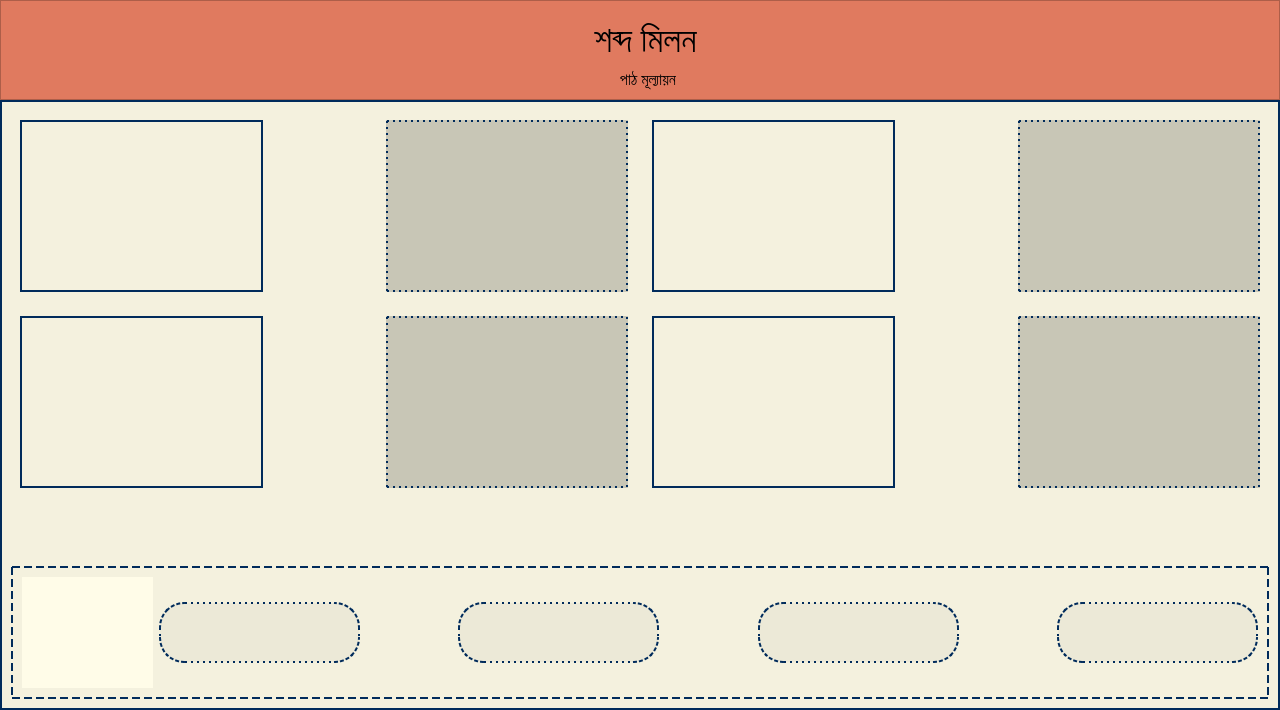
Before: the Qt Designer form EmPower/Student/Frontend/PyQT_UI/home.ui in ahmedfahad04/SPL-2, drawn with Qt 5.
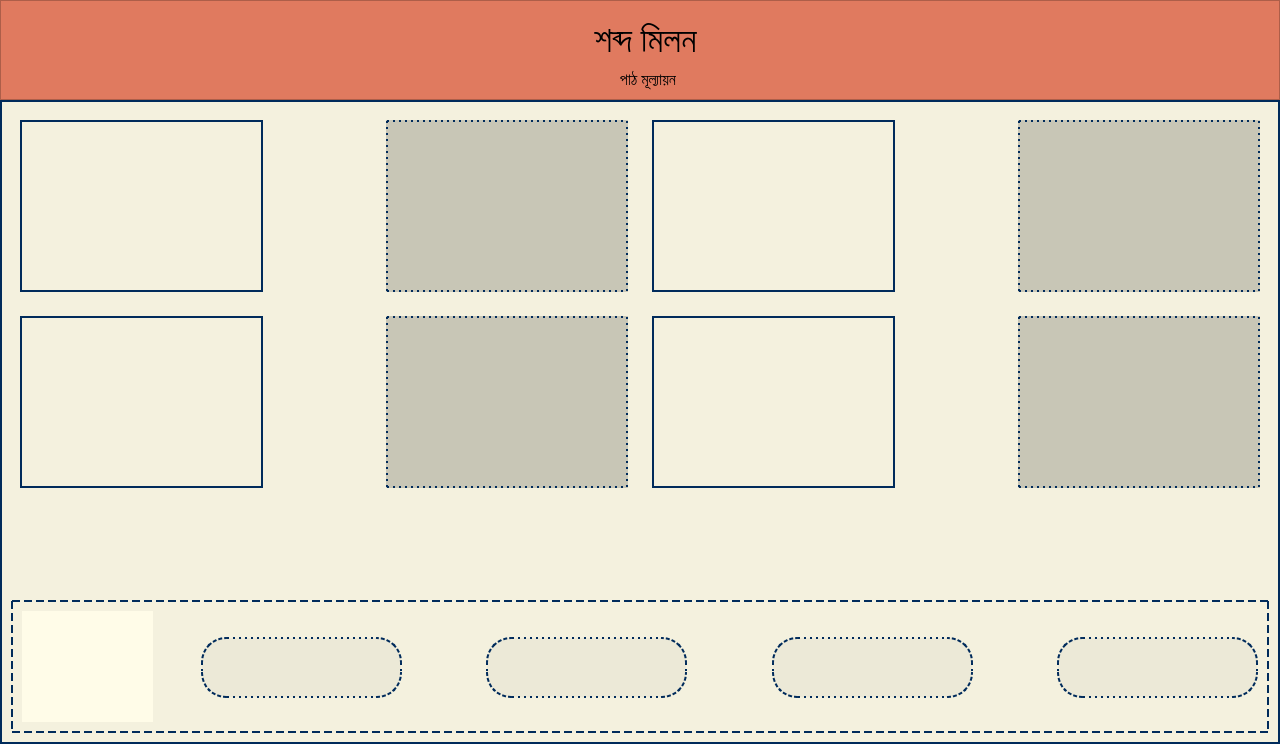
After: the same form once the commit is applied. Icons and pictures are not drawn.

Patch:
```diff
--- a/EmPower/Student/Frontend/PyQT_UI/home.ui
+++ b/EmPower/Student/Frontend/PyQT_UI/home.ui
@@ -7,7 +7,7 @@
     <x>0</x>
     <y>0</y>
     <width>1280</width>
-    <height>710</height>
+    <height>744</height>
    </rect>
   </property>
   <property name="minimumSize">
@@ -1906,75 +1906,28 @@
              </property>
              <layout class="QGridLayout" name="gridLayout_12">
               <item row="1" column="2">
-               <spacer name="horizontalSpacer_2">
-                <property name="orientation">
-                 <enum>Qt::Horizontal</enum>
-                </property>
-                <property name="sizeHint" stdset="0">
-                 <size>
-                  <width>78</width>
-                  <height>20</height>
-                 </size>
-                </property>
-               </spacer>
-              </item>
-              <item row="1" column="5">
-               <spacer name="horizontalSpacer_3">
-                <property name="orientation">
-                 <enum>Qt::Horizontal</enum>
-                </property>
-                <property name="sizeHint" stdset="0">
-                 <size>
-                  <width>79</width>
-                  <height>20</height>
-                 </size>
-                </property>
-               </spacer>
-              </item>
-              <item row="1" column="7">
-               <spacer name="horizontalSpacer_4">
-                <property name="orientation">
-                 <enum>Qt::Horizontal</enum>
-                </property>
-                <property name="sizeHint" stdset="0">
-                 <size>
-                  <width>78</width>
-                  <height>20</height>
-                 </size>
-                </property>
-               </spacer>
-              </item>
-              <item row="1" column="8">
-               <widget class="QLabel" name="mat_txt_option_4">
+               <widget class="QFrame" name="mat_option_1_frame">
                 <property name="minimumSize">
                  <size>
                   <width>201</width>
                   <height>61</height>
                  </size>
                 </property>
-                <property name="font">
-                 <font>
-                  <pointsize>10</pointsize>
-                 </font>
-                </property>
-                <property name="cursor">
-                 <cursorShape>PointingHandCursor</cursorShape>
-                </property>
                 <property name="styleSheet">
                  <string notr="true">border: 2px dotted rgb(0, 43, 91);
 background-color: rgb(236, 233, 215);
 border-radius: 25px;</string>
                 </property>
-                <property name="text">
-                 <string/>
+                <property name="frameShape">
+                 <enum>QFrame::StyledPanel</enum>
                 </property>
-                <property name="alignment">
-                 <set>Qt::AlignCenter</set>
+                <property name="frameShadow">
+                 <enum>QFrame::Raised</enum>
                 </property>
                </widget>
               </item>
-              <item row="2" column="1">
-               <spacer name="verticalSpacer_5">
+              <item row="2" column="9">
+               <spacer name="verticalSpacer_11">
                 <property name="orientation">
                  <enum>Qt::Vertical</enum>
                 </property>
@@ -1986,37 +1939,8 @@
                 </property>
                </spacer>
               </item>
-              <item row="1" column="1">
-               <widget class="QLabel" name="mat_txt_option_1">
-                <property name="minimumSize">
-                 <size>
-                  <width>201</width>
-                  <height>61</height>
-                 </size>
-                </property>
-                <property name="font">
-                 <font>
-                  <pointsize>10</pointsize>
-                 </font>
-                </property>
-                <property name="cursor">
-                 <cursorShape>PointingHandCursor</cursorShape>
-                </property>
-                <property name="styleSheet">
-                 <string notr="true">border: 2px dotted rgb(0, 43, 91);
-background-color: rgb(236, 233, 215);
-border-radius: 25px;</string>
-                </property>
-                <property name="text">
-                 <string/>
-                </property>
-                <property name="alignment">
-                 <set>Qt::AlignCenter</set>
-                </property>
-               </widget>
-              </item>
-              <item row="0" column="1">
-               <spacer name="verticalSpacer_3">
+              <item row="2" column="5">
+               <spacer name="verticalSpacer_6">
                 <property name="orientation">
                  <enum>Qt::Vertical</enum>
                 </property>
@@ -2028,103 +1952,6 @@
                 </property>
                </spacer>
               </item>
-              <item row="0" column="3">
-               <spacer name="verticalSpacer_7">
-                <property name="orientation">
-                 <enum>Qt::Vertical</enum>
-                </property>
-                <property name="sizeHint" stdset="0">
-                 <size>
-                  <width>20</width>
-                  <height>18</height>
-                 </size>
-                </property>
-               </spacer>
-              </item>
-              <item row="0" column="8">
-               <spacer name="verticalSpacer_10">
-                <property name="orientation">
-                 <enum>Qt::Vertical</enum>
-                </property>
-                <property name="sizeHint" stdset="0">
-                 <size>
-                  <width>20</width>
-                  <height>18</height>
-                 </size>
-                </property>
-               </spacer>
-              </item>
-              <item row="1" column="3" colspan="2">
-               <widget class="QLabel" name="mat_txt_option_2">
-                <property name="minimumSize">
-                 <size>
-                  <width>201</width>
-                  <height>61</height>
-                 </size>
-                </property>
-                <property name="font">
-                 <font>
-                  <pointsize>10</pointsize>
-                 </font>
-                </property>
-                <property name="cursor">
-                 <cursorShape>PointingHandCursor</cursorShape>
-                </property>
-                <property name="styleSheet">
-                 <string notr="true">border: 2px dotted rgb(0, 43, 91);
-background-color: rgb(236, 233, 215);
-border-radius: 25px;</string>
-                </property>
-                <property name="text">
-                 <string/>
-                </property>
-                <property name="alignment">
-                 <set>Qt::AlignCenter</set>
-                </property>
-               </widget>
-              </item>
-              <item row="0" column="6">
-               <spacer name="verticalSpacer_8">
-                <property name="orientation">
-                 <enum>Qt::Vertical</enum>
-                </property>
-                <property name="sizeHint" stdset="0">
-                 <size>
-                  <width>20</width>
-                  <height>18</height>
-                 </size>
-                </property>
-               </spacer>
-              </item>
-              <item row="1" column="6">
-               <widget class="QLabel" name="mat_txt_option_3">
-                <property name="minimumSize">
-                 <size>
-                  <width>201</width>
-                  <height>61</height>
-                 </size>
-                </property>
-                <property name="font">
-                 <font>
-                  <pointsize>10</pointsize>
-                 </font>
-                </property>
-                <property name="cursor">
-                 <cursorShape>PointingHandCursor</cursorShape>
-                </property>
-                <property name="styleSheet">
-                 <string notr="true">border: 2px dotted rgb(0, 43, 91);
-background-color: rgb(236, 233, 215);
-border-radius: 25px;</string>
-                </property>
-                <property name="text">
-                 <string/>
-                </property>
-                <property name="alignment">
-                 <set>Qt::AlignCenter</set>
-                </property>
-               </widget>
-              </item>
               <item row="0" column="0" rowspan="3">
                <widget class="QLabel" name="label_18">
                 <property name="minimumSize">
@@ -2148,7 +1975,78 @@
                 </property>
                </widget>
               </item>
-              <item row="2" column="6">
+              <item row="1" column="7">
+               <widget class="QLabel" name="mat_txt_option_3">
+                <property name="minimumSize">
+                 <size>
+                  <width>201</width>
+                  <height>61</height>
+                 </size>
+                </property>
+                <property name="font">
+                 <font>
+                  <pointsize>10</pointsize>
+                 </font>
+                </property>
+                <property name="cursor">
+                 <cursorShape>PointingHandCursor</cursorShape>
+                </property>
+                <property name="styleSheet">
+                 <string notr="true">border: 2px dotted rgb(0, 43, 91);
+background-color: rgb(236, 233, 215);
+border-radius: 25px;</string>
+                </property>
+                <property name="text">
+                 <string/>
+                </property>
+                <property name="alignment">
+                 <set>Qt::AlignCenter</set>
+                </property>
+               </widget>
+              </item>
+              <item row="1" column="9">
+               <widget class="QLabel" name="mat_txt_option_4">
+                <property name="minimumSize">
+                 <size>
+                  <width>201</width>
+                  <height>61</height>
+                 </size>
+                </property>
+                <property name="font">
+                 <font>
+                  <pointsize>10</pointsize>
+                 </font>
+                </property>
+                <property name="cursor">
+                 <cursorShape>PointingHandCursor</cursorShape>
+                </property>
+                <property name="styleSheet">
+                 <string notr="true">border: 2px dotted rgb(0, 43, 91);
+background-color: rgb(236, 233, 215);
+border-radius: 25px;</string>
+                </property>
+                <property name="text">
+                 <string/>
+                </property>
+                <property name="alignment">
+                 <set>Qt::AlignCenter</set>
+                </property>
+               </widget>
+              </item>
+              <item row="0" column="7">
+               <spacer name="verticalSpacer_8">
+                <property name="orientation">
+                 <enum>Qt::Vertical</enum>
+                </property>
+                <property name="sizeHint" stdset="0">
+                 <size>
+                  <width>20</width>
+                  <height>18</height>
+                 </size>
+                </property>
+               </spacer>
+              </item>
+              <item row="2" column="7">
                <spacer name="verticalSpacer_9">
                 <property name="orientation">
                  <enum>Qt::Vertical</enum>
@@ -2161,8 +2059,8 @@
                 </property>
                </spacer>
               </item>
-              <item row="2" column="8">
-               <spacer name="verticalSpacer_11">
+              <item row="0" column="2">
+               <spacer name="verticalSpacer_3">
                 <property name="orientation">
                  <enum>Qt::Vertical</enum>
                 </property>
@@ -2174,8 +2072,8 @@
                 </property>
                </spacer>
               </item>
-              <item row="2" column="4">
-               <spacer name="verticalSpacer_6">
+              <item row="2" column="2">
+               <spacer name="verticalSpacer_5">
                 <property name="orientation">
                  <enum>Qt::Vertical</enum>
                 </property>
@@ -2186,6 +2084,380 @@
                  </size>
                 </property>
                </spacer>
+              </item>
+              <item row="1" column="3">
+               <spacer name="horizontalSpacer_2">
+                <property name="orientation">
+                 <enum>Qt::Horizontal</enum>
+                </property>
+                <property name="sizeHint" stdset="0">
+                 <size>
+                  <width>78</width>
+                  <height>20</height>
+                 </size>
+                </property>
+               </spacer>
+              </item>
+              <item row="1" column="4" colspan="2">
+               <widget class="QLabel" name="mat_txt_option_2">
+                <property name="minimumSize">
+                 <size>
+                  <width>201</width>
+                  <height>61</height>
+                 </size>
+                </property>
+                <property name="font">
+                 <font>
+                  <pointsize>10</pointsize>
+                 </font>
+                </property>
+                <property name="cursor">
+                 <cursorShape>PointingHandCursor</cursorShape>
+                </property>
+                <property name="styleSheet">
+                 <string notr="true">border: 2px dotted rgb(0, 43, 91);
+background-color: rgb(236, 233, 215);
+border-radius: 25px;</string>
+                </property>
+                <property name="text">
+                 <string/>
+                </property>
+                <property name="alignment">
+                 <set>Qt::AlignCenter</set>
+                </property>
+               </widget>
+              </item>
+              <item row="1" column="8">
+               <spacer name="horizontalSpacer_4">
+                <property name="orientation">
+                 <enum>Qt::Horizontal</enum>
+                </property>
+                <property name="sizeHint" stdset="0">
+                 <size>
+                  <width>78</width>
+                  <height>20</height>
+                 </size>
+                </property>
+               </spacer>
+              </item>
+              <item row="0" column="9">
+               <spacer name="verticalSpacer_10">
+                <property name="orientation">
+                 <enum>Qt::Vertical</enum>
+                </property>
+                <property name="sizeHint" stdset="0">
+                 <size>
+                  <width>20</width>
+                  <height>18</height>
+                 </size>
+                </property>
+               </spacer>
+              </item>
+              <item row="1" column="6">
+               <spacer name="horizontalSpacer_3">
+                <property name="orientation">
+                 <enum>Qt::Horizontal</enum>
+                </property>
+                <property name="sizeHint" stdset="0">
+                 <size>
+                  <width>79</width>
+                  <height>20</height>
+                 </size>
+                </property>
+               </spacer>
+              </item>
+              <item row="0" column="4">
+               <spacer name="verticalSpacer_7">
+                <property name="orientation">
+                 <enum>Qt::Vertical</enum>
+                </property>
+                <property name="sizeHint" stdset="0">
+                 <size>
+                  <width>20</width>
+                  <height>18</height>
+                 </size>
+                </property>
+               </spacer>
+              </item>
+              <item row="0" column="1">
+               <spacer name="horizontalSpacer">
+                <property name="orientation">
+                 <enum>Qt::Horizontal</enum>
+                </property>
+                <property name="sizeHint" stdset="0">
+                 <size>
+                  <width>40</width>
+                  <height>20</height>
+                 </size>
+                </property>
+               </spacer>
+              </item>
+             </layout>
+            </widget>
+           </item>
+           <item row="1" column="1">
+            <widget class="QFrame" name="frame_5">
+             <property name="minimumSize">
+              <size>
+               <width>624</width>
+               <height>190</height>
+              </size>
+             </property>
+             <property name="styleSheet">
+              <string notr="true">border: none;</string>
+             </property>
+             <property name="frameShape">
+              <enum>QFrame::StyledPanel</enum>
+             </property>
+             <property name="frameShadow">
+              <enum>QFrame::Raised</enum>
+             </property>
+             <layout class="QHBoxLayout" name="horizontalLayout_13">
+              <item>
+               <widget class="QLabel" name="mat_img_lbl_4">
+                <property name="minimumSize">
+                 <size>
+                  <width>231</width>
+                  <height>171</height>
+                 </size>
+                </property>
+                <property name="styleSheet">
+                 <string notr="true">border: 2px solid rgb(0, 43, 91);</string>
+                </property>
+                <property name="text">
+                 <string/>
+                </property>
+               </widget>
+              </item>
+              <item>
+               <widget class="QLabel" name="label_12">
+                <property name="minimumSize">
+                 <size>
+                  <width>111</width>
+                  <height>41</height>
+                 </size>
+                </property>
+                <property name="maximumSize">
+                 <size>
+                  <width>105</width>
+                  <height>171</height>
+                 </size>
+                </property>
+                <property name="font">
+                 <font>
+                  <pointsize>8</pointsize>
+                 </font>
+                </property>
+                <property name="styleSheet">
+                 <string notr="true">border: none;</string>
+                </property>
+                <property name="text">
+                 <string/>
+                </property>
+                <property name="pixmap">
+                 <pixmap>../Images/connect_1.png</pixmap>
+                </property>
+                <property name="alignment">
+                 <set>Qt::AlignCenter</set>
+                </property>
+               </widget>
+              </item>
+              <item>
+               <widget class="QLabel" name="mat_txt_lbl_4">
+                <property name="minimumSize">
+                 <size>
+                  <width>231</width>
+                  <height>171</height>
+                 </size>
+                </property>
+                <property name="styleSheet">
+                 <string notr="true">border: 2px dotted rgb(0, 43, 91);
+background-color: rgb(200, 198, 182);</string>
+                </property>
+                <property name="text">
+                 <string/>
+                </property>
+               </widget>
+              </item>
+             </layout>
+            </widget>
+           </item>
+           <item row="0" column="0">
+            <widget class="QFrame" name="frame_2">
+             <property name="minimumSize">
+              <size>
+               <width>624</width>
+               <height>190</height>
+              </size>
+             </property>
+             <property name="styleSheet">
+              <string notr="true">border: none;</string>
+             </property>
+             <property name="frameShape">
+              <enum>QFrame::StyledPanel</enum>
+             </property>
+             <property name="frameShadow">
+              <enum>QFrame::Raised</enum>
+             </property>
+             <layout class="QHBoxLayout" name="horizontalLayout_8">
+              <item>
+               <widget class="QLabel" name="mat_img_lbl_1">
+                <property name="minimumSize">
+                 <size>
+                  <width>231</width>
+                  <height>171</height>
+                 </size>
+                </property>
+                <property name="styleSheet">
+                 <string notr="true">border: 2px solid rgb(0, 43, 91);</string>
+                </property>
+                <property name="text">
+                 <string/>
+                </property>
+               </widget>
+              </item>
+              <item>
+               <widget class="QLabel" name="label_4">
+                <property name="minimumSize">
+                 <size>
+                  <width>111</width>
+                  <height>41</height>
+                 </size>
+                </property>
+                <property name="maximumSize">
+                 <size>
+                  <width>105</width>
+                  <height>171</height>
+                 </size>
+                </property>
+                <property name="font">
+                 <font>
+                  <pointsize>8</pointsize>
+                 </font>
+                </property>
+                <property name="styleSheet">
+                 <string notr="true">border: none;</string>
+                </property>
+                <property name="text">
+                 <string/>
+                </property>
+                <property name="pixmap">
+                 <pixmap>../Images/connect_1.png</pixmap>
+                </property>
+                <property name="alignment">
+                 <set>Qt::AlignCenter</set>
+                </property>
+               </widget>
+              </item>
+              <item>
+               <widget class="QFrame" name="mat_txt_lbl_1_frame">
+                <property name="minimumSize">
+                 <size>
+                  <width>238</width>
+                  <height>171</height>
+                 </size>
+                </property>
+                <property name="styleSheet">
+                 <string notr="true">border: 2px dotted rgb(0, 43, 91);
+background-color: rgb(200, 198, 182);</string>
+                </property>
+                <property name="frameShape">
+                 <enum>QFrame::StyledPanel</enum>
+                </property>
+                <property name="frameShadow">
+                 <enum>QFrame::Raised</enum>
+                </property>
+               </widget>
+              </item>
+             </layout>
+            </widget>
+           </item>
+           <item row="0" column="1">
+            <widget class="QFrame" name="frame_3">
+             <property name="minimumSize">
+              <size>
+               <width>624</width>
+               <height>190</height>
+              </size>
+             </property>
+             <property name="styleSheet">
+              <string notr="true">border: none;</string>
+             </property>
+             <property name="frameShape">
+              <enum>QFrame::StyledPanel</enum>
+             </property>
+             <property name="frameShadow">
+              <enum>QFrame::Raised</enum>
+             </property>
+             <layout class="QHBoxLayout" name="horizontalLayout_10">
+              <item>
+               <widget class="QLabel" name="mat_img_lbl_2">
+                <property name="minimumSize">
+                 <size>
+                  <width>231</width>
+                  <height>171</height>
+                 </size>
+                </property>
+                <property name="styleSheet">
+                 <string notr="true">border: 2px solid rgb(0, 43, 91);</string>
+                </property>
+                <property name="text">
+                 <string/>
+                </property>
+               </widget>
+              </item>
+              <item>
+               <widget class="QLabel" name="label_6">
+                <property name="minimumSize">
+                 <size>
+                  <width>111</width>
+                  <height>41</height>
+                 </size>
+                </property>
+                <property name="maximumSize">
+                 <size>
+                  <width>105</width>
+                  <height>171</height>
+                 </size>
+                </property>
+                <property name="font">
+                 <font>
+                  <pointsize>8</pointsize>
+                 </font>
+                </property>
+                <property name="styleSheet">
+                 <string notr="true">border: none;</string>
+                </property>
+                <property name="text">
+                 <string/>
+                </property>
+                <property name="pixmap">
+                 <pixmap>../Images/connect_1.png</pixmap>
+                </property>
+                <property name="alignment">
+                 <set>Qt::AlignCenter</set>
+                </property>
+               </widget>
+              </item>
+              <item>
+               <widget class="QLabel" name="mat_txt_lbl_2">
+                <property name="minimumSize">
+                 <size>
+                  <width>231</width>
+                  <height>171</height>
+                 </size>
+                </property>
+                <property name="styleSheet">
+                 <string notr="true">border: 2px dotted rgb(0, 43, 91);
+background-color: rgb(200, 198, 182);</string>
+                </property>
+                <property name="text">
+                 <string/>
+                </property>
+                <property name="alignment">
+                 <set>Qt::AlignCenter</set>
+                </property>
+               </widget>
               </item>
              </layout>
             </widget>
```
Left out of the diff: 444 changed lines with no effect on the pictures.
